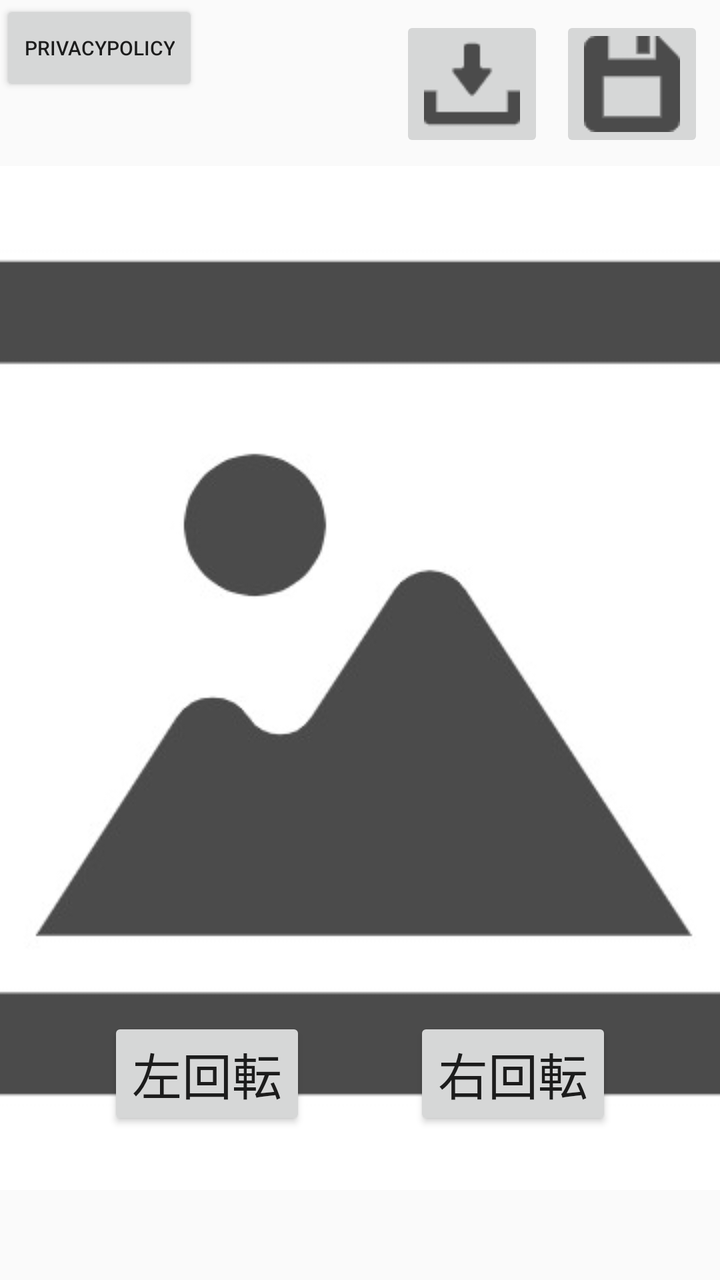
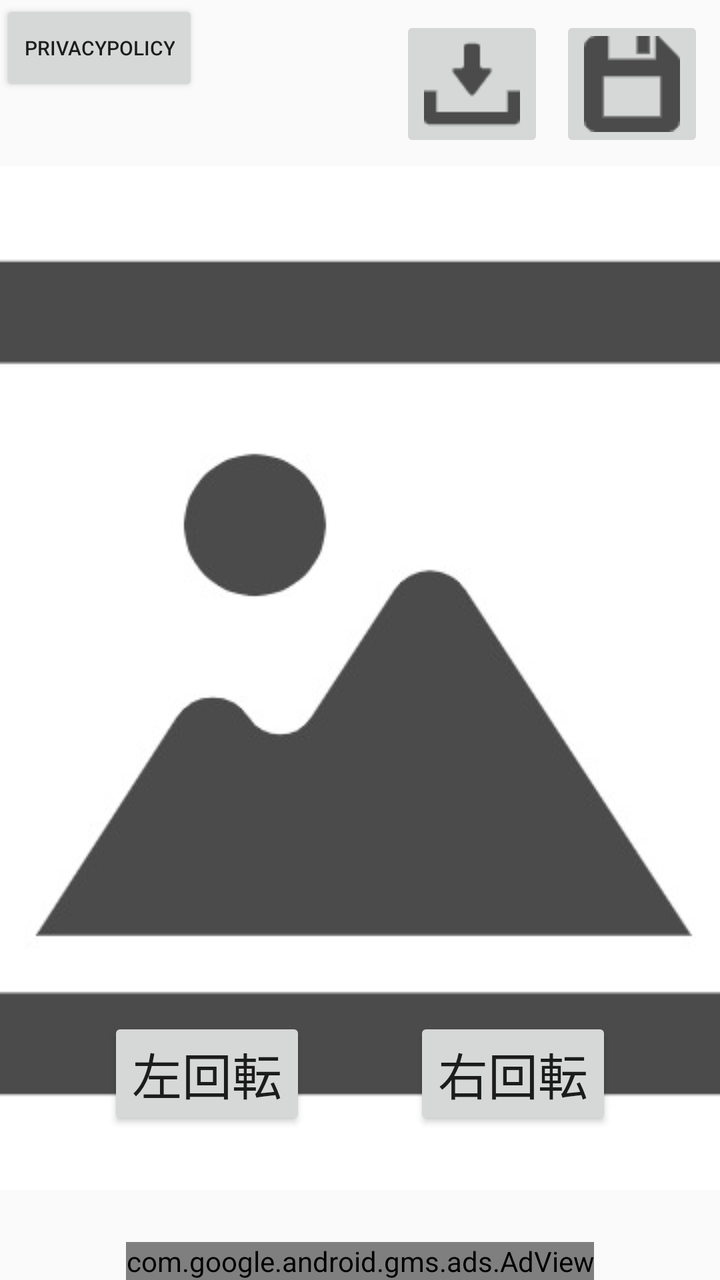

Screens rendered from an Android XML layout before and after an edit, with the pre-edit source and the edit as a unified diff.
<!-- AndroidManifest.xml: application theme Theme.ImageRotateApplication -->
<!-- res/layout/activity_main.xml -->
<?xml version="1.0" encoding="utf-8"?>
<androidx.constraintlayout.widget.ConstraintLayout  xmlns:android="http://schemas.android.com/apk/res/android"
    xmlns:app="http://schemas.android.com/apk/res-auto"
    xmlns:tools="http://schemas.android.com/tools"
    android:layout_width="match_parent"
    android:layout_height="match_parent"
    tools:context=".MainActivity">


    <ImageView
        android:id="@+id/ResultView"
        android:layout_width="wrap_content"
        android:layout_height="wrap_content"
        android:layout_marginTop="7dp"
        android:scaleType="centerCrop"
        app:layout_constraintEnd_toEndOf="parent"
        app:layout_constraintStart_toStartOf="parent"
        app:layout_constraintTop_toBottomOf="@+id/saveButton"
        app:srcCompat="@drawable/picture_icon" />

    <ImageButton
        android:id="@+id/importButton"
        android:layout_width="wrap_content"
        android:layout_height="wrap_content"
        android:layout_marginTop="8dp"
        android:layout_marginEnd="8dp"
        android:onClick="importButton"
        android:src="@drawable/importbutton"
        app:layout_constraintEnd_toStartOf="@+id/saveButton"
        app:layout_constraintTop_toTopOf="parent" />

    <ImageButton
        android:id="@+id/saveButton"
        android:layout_width="wrap_content"
        android:layout_height="wrap_content"
        android:layout_marginTop="8dp"
        android:layout_marginEnd="8dp"
        android:onClick="saveButton"
        android:src="@drawable/savebutton"
        app:layout_constraintEnd_toEndOf="parent"
        app:layout_constraintTop_toTopOf="parent" />

    <Button
        android:id="@+id/rotateLeftButton"
        android:layout_width="wrap_content"
        android:layout_height="wrap_content"
        android:layout_marginBottom="75dp"
        android:onClick="rotateLeftButton"
        android:text="左回転"
        android:textSize="25sp"
        app:layout_constraintBottom_toBottomOf="parent"
        app:layout_constraintEnd_toStartOf="@id/rotateRightButton"
        app:layout_constraintStart_toStartOf="parent" />

    <Button
        android:id="@+id/rotateRightButton"
        android:layout_width="wrap_content"
        android:layout_height="wrap_content"
        android:layout_marginBottom="75dp"
        android:text="右回転"
        android:textSize="25sp"
        android:onClick="rotateRightButton"
        app:layout_constraintBottom_toBottomOf="parent"
        app:layout_constraintEnd_toEndOf="parent"
        app:layout_constraintStart_toEndOf="@+id/rotateLeftButton" />

    <Button
        android:id="@+id/privacyButton"
        android:layout_width="wrap_content"
        android:layout_height="wrap_content"
        android:text="privacypolicy"
        android:textSize="10sp"
        android:onClick="goPrivacyActivity"
        app:layout_constraintStart_toStartOf="parent"
        app:layout_constraintTop_toTopOf="parent" />


</androidx.constraintlayout.widget.ConstraintLayout>
<!-- resources referenced by this layout -->
<resources>
  <!-- drawable importbutton: png bitmap (drawable, 675 bytes) -->
  <!-- drawable picture_icon: jpeg bitmap (drawable, 11058 bytes) -->
  <!-- drawable savebutton: png bitmap (drawable, 595 bytes) -->
  <style name="Theme.ImageRotateApplication" parent="Theme.AppCompat.Light.NoActionBar">
          
          <item name="colorPrimary">@color/purple_500</item>
          <item name="colorPrimaryDark">@color/purple_700</item>
          <item name="colorAccent">@color/teal_200</item>
          
      </style>
  <color name="purple_500">#FF6200EE</color>
  <color name="purple_700">#FF3700B3</color>
  <color name="teal_200">#FF03DAC5</color>
</resources>

<!-- the commit's change to res/layout/activity_main.xml (unified diff, before → after) -->
@@ -4,6 +4,7 @@
     xmlns:tools="http://schemas.android.com/tools"
     android:layout_width="match_parent"
     android:layout_height="match_parent"
+    xmlns:ads="http://schemas.android.com/apk/res-auto"
     tools:context=".MainActivity">
 
 
@@ -74,5 +75,16 @@
         app:layout_constraintStart_toStartOf="parent"
         app:layout_constraintTop_toTopOf="parent" />
 
+    <com.google.android.gms.ads.AdView
+        android:id="@+id/adView"
+        android:layout_width="wrap_content"
+        android:layout_height="wrap_content"
+        app:layout_constraintBottom_toBottomOf="parent"
+        app:layout_constraintEnd_toEndOf="parent"
+        ads:adSize="BANNER"
+        ads:adUnitId="ca-app-pub-3940256099942544/6300978111"
+        app:layout_constraintStart_toStartOf="parent" />
+    
+
 
 </androidx.constraintlayout.widget.ConstraintLayout>
